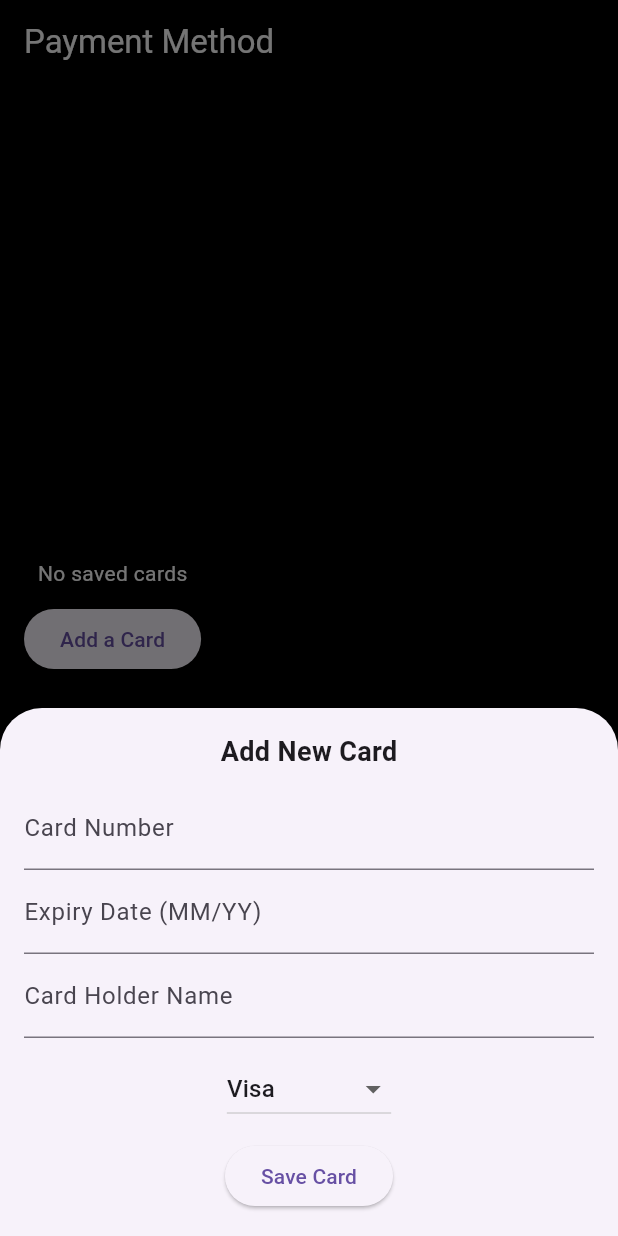
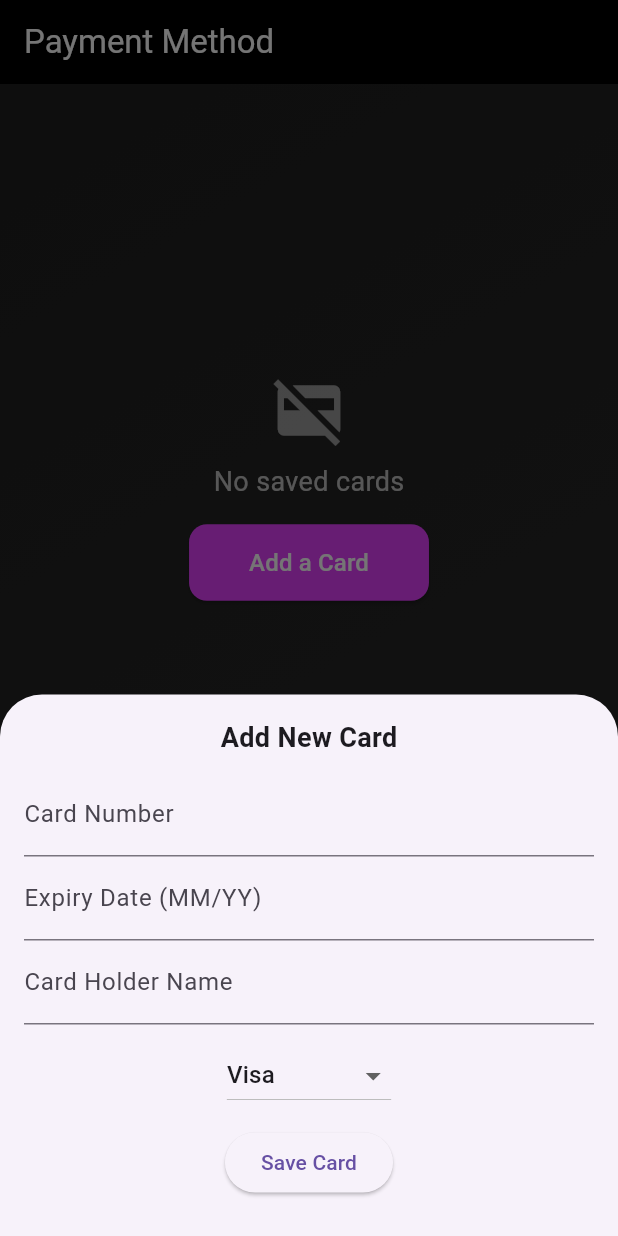
Before and after one commit to VeerPatel2004/finance_tracker, a Flutter app: the screen it shows once a user with an empty profile is signed in, item 3 of the bottom bar chosen, after a tap on "Add a Card", on a phone screen of 412 x 824 dp. Run offline on Flutter 3.47's test engine with Material 3 defaults, Android fonts, the phone set to English and light mode, and no system bars; our stand-ins replace cloud_firestore, firebase_auth, firebase_core, fl_chart; accounts and stored records are empty.

Commit message:
updated the payment page

```diff
--- a/lib/data/services/payment_service.dart
+++ b/lib/data/services/payment_service.dart
@@ -1,3 +1,44 @@
+// import 'package:cloud_firestore/cloud_firestore.dart';
+// import 'package:firebase_auth/firebase_auth.dart';
+
+// class PaymentService {
+//   final FirebaseAuth _auth = FirebaseAuth.instance;
+//   final FirebaseFirestore _firestore = FirebaseFirestore.instance;
+
+//   // Get current user path
+//   String _getUserPath() {
+//     User? user = _auth.currentUser;
+//     if (user == null) throw Exception("User not logged in");
+//     return "users/${user.uid}";
+//   }
+
+//   // Fetch Stored Cards
+//   Stream<QuerySnapshot> getStoredCards() {
+//     return _firestore.collection("${_getUserPath()}/payments").snapshots();
+//   }
+
+//   // Add New Card to Firebase
+//   Future<void> addCard({
+//     required String cardNumber,
+//     required String expiry,
+//     required String cardHolder,
+//     required String type,
+//   }) async {
+//     await _firestore.collection("${_getUserPath()}/payments").add({
+//       "cardNumber": cardNumber,
+//       "expiry": expiry,
+//       "cardHolder": cardHolder,
+//       "type": type,
+//       "createdAt": FieldValue.serverTimestamp(),
+//     });
+//   }
+
+//   // Delete a Card
+//   Future<void> deleteCard(String cardId) async {
+//     await _firestore.doc("${_getUserPath()}/payments/$cardId").delete();
+//   }
+// }
+
 import 'package:cloud_firestore/cloud_firestore.dart';
 import 'package:firebase_auth/firebase_auth.dart';
 
@@ -5,16 +46,21 @@ class PaymentService {
   final FirebaseAuth _auth = FirebaseAuth.instance;
   final FirebaseFirestore _firestore = FirebaseFirestore.instance;
 
-  // Get current user path
-  String _getUserPath() {
+  // Get current user path safely
+  String? _getUserPath() {
     User? user = _auth.currentUser;
-    if (user == null) throw Exception("User not logged in");
+    if (user == null)
+      return null; // ✅ Instead of throwing an exception, return null
     return "users/${user.uid}";
   }
 
   // Fetch Stored Cards
   Stream<QuerySnapshot> getStoredCards() {
-    return _firestore.collection("${_getUserPath()}/payments").snapshots();
+    String? userPath = _getUserPath();
+    if (userPath == null)
+      return Stream.empty(); // ✅ Prevents Firestore call if user is null
+
+    return _firestore.collection("$userPath/payments").snapshots();
   }
 
   // Add New Card to Firebase
@@ -24,7 +70,13 @@ class PaymentService {
     required String cardHolder,
     required String type,
   }) async {
-    await _firestore.collection("${_getUserPath()}/payments").add({
+    String? userPath = _getUserPath();
+    if (userPath == null)
+      throw Exception(
+        "Cannot add card. User is not logged in.",
+      ); // ✅ Prevent adding if user is null
+
+    await _firestore.collection("$userPath/payments").add({
       "cardNumber": cardNumber,
       "expiry": expiry,
       "cardHolder": cardHolder,
@@ -35,6 +87,12 @@ class PaymentService {
 
   // Delete a Card
   Future<void> deleteCard(String cardId) async {
-    await _firestore.doc("${_getUserPath()}/payments/$cardId").delete();
+    String? userPath = _getUserPath();
+    if (userPath == null)
+      throw Exception(
+        "Cannot delete card. User is not logged in.",
+      ); // ✅ Prevent deleting if user is null
+
+    await _firestore.doc("$userPath/payments/$cardId").delete();
   }
 }
--- a/lib/screens/payment/payment_screen.dart
+++ b/lib/screens/payment/payment_screen.dart
@@ -1,7 +1,10 @@
-import 'package:finance_tracker/screens/payment/widgets/add_payment_modal.dart';
 import 'package:flutter/material.dart';
 import 'package:finance_tracker/data/services/payment_service.dart';
+import 'package:finance_tracker/screens/payment/widgets/stored_card_item.dart';
 import 'package:finance_tracker/screens/payment/widgets/add_card_modal.dart';
+import 'package:finance_tracker/screens/payment/widgets/pay_now_button.dart';
+import 'package:finance_tracker/screens/payment/widgets/no_saved_cards.dart';
+import 'package:finance_tracker/screens/payment/widgets/add_card_button.dart';
 
 class PaymentScreen extends StatefulWidget {
   @override
@@ -12,10 +15,37 @@ class _PaymentScreenState extends State<PaymentScreen> {
   final PaymentService _paymentService = PaymentService();
   String? selectedMethod;
 
+  // Simulates a payment process
+  void _processPayment() {
+    if (selectedMethod == null) return;
+
+    ScaffoldMessenger.of(
+      context,
+    ).showSnackBar(const SnackBar(content: Text(" Payment Successful!")));
+  }
+
+  // Show Add Card Dialog
+  void _showAddCardDialog() {
+    showModalBottomSheet(
+      context: context,
+      isScrollControlled: true,
+      builder:
+          (context) => SingleChildScrollView(
+            child: Padding(
+              padding: EdgeInsets.only(
+                bottom: MediaQuery.of(context).viewInsets.bottom,
+              ),
+              child: AddCardModal(paymentService: _paymentService),
+            ),
+          ),
+    );
+  }
+
   @override
   Widget build(BuildContext context) {
     return Scaffold(
-      backgroundColor: Colors.black, // Dark UI
+      //Background: Dark Gradient
+      backgroundColor: Colors.black,
       appBar: AppBar(
         title: const Text(
           "Payment Method",
@@ -25,8 +55,16 @@ class _PaymentScreenState extends State<PaymentScreen> {
         elevation: 0,
         iconTheme: const IconThemeData(color: Colors.white),
       ),
-      body: Padding(
-        padding: const EdgeInsets.all(16.0),
+      body: Container(
+        decoration: const BoxDecoration(
+          gradient: LinearGradient(
+            colors: [Color(0xFF1E1E1E), Color(0xFF292929)],
+            begin: Alignment.topLeft,
+            end: Alignment.bottomRight,
+          ),
+        ),
+        child: Padding(
+          padding: const EdgeInsets.symmetric(horizontal: 16.0),
           child: Column(
             crossAxisAlignment: CrossAxisAlignment.start,
             children: [
@@ -40,36 +78,17 @@ class _PaymentScreenState extends State<PaymentScreen> {
 
                     var cards = snapshot.data!.docs;
                     if (cards.isEmpty) {
-                    return Column(
-                      mainAxisAlignment: MainAxisAlignment.center,
-                      children: [
-                        const Text(
-                          "No saved cards",
-                          style: TextStyle(color: Colors.white),
-                        ),
-                        const SizedBox(height: 10),
-                        ElevatedButton(
-                          onPressed: () {
-                            showModalBottomSheet(
-                              context: context,
-                              builder:
-                                  (context) => AddCardModal(
-                                    paymentService: _paymentService,
-                                  ),
-                            );
-                          },
-                          child: const Text("Add a Card"),
-                        ),
-                      ],
-                    );
+                      return NoSavedCardsWidget(onAddCard: _showAddCardDialog);
                     }
 
                     return ListView.builder(
                       itemCount: cards.length,
                       itemBuilder: (context, index) {
                         var card = cards[index];
-                      return PaymentCard(
-                        cardData: card,
+
+                        return StoredCardItem(
+                          card: card,
+                          paymentService: _paymentService,
                           isSelected: selectedMethod == card.id,
                           onSelect: () {
                             setState(() {
@@ -82,17 +101,27 @@ class _PaymentScreenState extends State<PaymentScreen> {
                   },
                 ),
               ),
+              const SizedBox(height: 20),
+
+              /// Buttons
+              AddCardButton(onPressed: _showAddCardDialog),
+              const SizedBox(height: 10),
+              PayNowButton(
+                selectedMethod: selectedMethod,
+                onPay: _processPayment,
+              ),
+              const SizedBox(height: 30),
             ],
           ),
         ),
+      ),
+
+      /// Floating Action Button
       floatingActionButton: FloatingActionButton(
-        onPressed: () {
-          showModalBottomSheet(
-            context: context,
-            builder: (context) => AddCardModal(paymentService: _paymentService),
-          );
-        },
-        child: const Icon(Icons.add),
+        heroTag: "add_card_fab",
+        backgroundColor: Colors.purpleAccent,
+        onPressed: _showAddCardDialog,
+        child: const Icon(Icons.add, size: 30),
       ),
     );
   }
--- /dev/null
+++ b/lib/screens/payment/widgets/add_card_button.dart
@@ -0,0 +1,28 @@
+import 'package:flutter/material.dart';
+
+class AddCardButton extends StatelessWidget {
+  final VoidCallback onPressed;
+
+  const AddCardButton({required this.onPressed, Key? key}) : super(key: key);
+
+  @override
+  Widget build(BuildContext context) {
+    return SizedBox(
+      width: double.infinity,
+      child: ElevatedButton(
+        onPressed: onPressed,
+        style: ElevatedButton.styleFrom(
+          backgroundColor: Colors.grey.shade900,
+          padding: const EdgeInsets.symmetric(vertical: 14),
+          shape: RoundedRectangleBorder(
+            borderRadius: BorderRadius.circular(12),
+          ),
+        ),
+        child: const Text(
+          "Add New Card",
+          style: TextStyle(fontSize: 16, color: Colors.white70),
+        ),
+      ),
+    );
+  }
+}
--- a/lib/screens/payment/widgets/add_card_modal.dart
+++ b/lib/screens/payment/widgets/add_card_modal.dart
@@ -17,7 +17,6 @@ class _AddCardModalState extends State<AddCardModal> {
   final TextEditingController _cardHolderController = TextEditingController();
   String _selectedCardType = "Visa";
 
-  // Add card to Firebase
   void _submitCard() async {
     if (_cardNumberController.text.isEmpty ||
         _expiryController.text.isEmpty ||
@@ -34,14 +33,21 @@ class _AddCardModalState extends State<AddCardModal> {
       cardHolder: _cardHolderController.text,
       type: _selectedCardType,
     );
-    // Close the modal
+
     Navigator.pop(context);
   }
 
   @override
   Widget build(BuildContext context) {
-    return Padding(
-      padding: const EdgeInsets.all(16),
+    return Wrap(
+      children: [
+        Padding(
+          padding: EdgeInsets.only(
+            left: 16,
+            right: 16,
+            top: 16,
+            bottom: MediaQuery.of(context).viewInsets.bottom + 25,
+          ),
           child: Column(
             mainAxisSize: MainAxisSize.min,
             children: [
@@ -58,11 +64,15 @@ class _AddCardModalState extends State<AddCardModal> {
               TextField(
                 controller: _expiryController,
                 keyboardType: TextInputType.datetime,
-            decoration: const InputDecoration(labelText: "Expiry Date (MM/YY)"),
+                decoration: const InputDecoration(
+                  labelText: "Expiry Date (MM/YY)",
+                ),
               ),
               TextField(
                 controller: _cardHolderController,
-            decoration: const InputDecoration(labelText: "Card Holder Name"),
+                decoration: const InputDecoration(
+                  labelText: "Card Holder Name",
+                ),
               ),
               const SizedBox(height: 10),
               DropdownButton<String>(
@@ -84,6 +94,8 @@ class _AddCardModalState extends State<AddCardModal> {
               ),
             ],
           ),
+        ),
+      ],
     );
   }
 }
--- /dev/null
+++ b/lib/screens/payment/widgets/no_saved_cards.dart
@@ -0,0 +1,40 @@
+import 'package:flutter/material.dart';
+
+class NoSavedCardsWidget extends StatelessWidget {
+  final VoidCallback onAddCard;
+
+  const NoSavedCardsWidget({required this.onAddCard, Key? key})
+    : super(key: key);
+
+  @override
+  Widget build(BuildContext context) {
+    return Center(
+      child: Column(
+        mainAxisSize: MainAxisSize.min,
+        children: [
+          const Icon(Icons.credit_card_off, size: 50, color: Colors.white54),
+          const SizedBox(height: 10),
+          const Text(
+            "No saved cards",
+            style: TextStyle(color: Colors.white70, fontSize: 18),
+          ),
+          const SizedBox(height: 15),
+          ElevatedButton(
+            onPressed: onAddCard,
+            style: ElevatedButton.styleFrom(
+              padding: const EdgeInsets.symmetric(vertical: 14, horizontal: 40),
+              backgroundColor: Colors.purpleAccent,
+              shape: RoundedRectangleBorder(
+                borderRadius: BorderRadius.circular(12),
+              ),
+            ),
+            child: const Text(
+              "Add a Card",
+              style: TextStyle(fontSize: 16, color: Colors.white),
+            ),
+          ),
+        ],
+      ),
+    );
+  }
+}
--- /dev/null
+++ b/lib/screens/payment/widgets/pay_now_button.dart
@@ -0,0 +1,40 @@
+import 'package:flutter/material.dart';
+
+class PayNowButton extends StatelessWidget {
+  final String? selectedMethod;
+  final VoidCallback onPay;
+
+  const PayNowButton({
+    required this.selectedMethod,
+    required this.onPay,
+    Key? key,
+  }) : super(key: key);
+
+  @override
+  Widget build(BuildContext context) {
+    bool isDisabled = selectedMethod == null;
+
+    return SizedBox(
+      width: double.infinity,
+      child: ElevatedButton(
+        onPressed: isDisabled ? null : onPay,
+        style: ElevatedButton.styleFrom(
+          padding: const EdgeInsets.symmetric(vertical: 18),
+          shape: RoundedRectangleBorder(
+            borderRadius: BorderRadius.circular(12),
+          ),
+          backgroundColor: isDisabled ? Colors.grey[800] : Colors.blueAccent,
+          elevation: isDisabled ? 0 : 3,
+        ),
+        child: Text(
+          "Pay Now",
+          style: TextStyle(
+            fontSize: 18,
+            fontWeight: FontWeight.bold,
+            color: isDisabled ? Colors.white54 : Colors.white,
+          ),
+        ),
+      ),
+    );
+  }
+}
```
Also changed, not shown: lib/screens/home/home_screen.dart (+4 -4 lines), lib/screens/payment/widgets/stored_card_item.dart (+87 -9 lines). Lines whose indentation alone changed are shown as unchanged.
